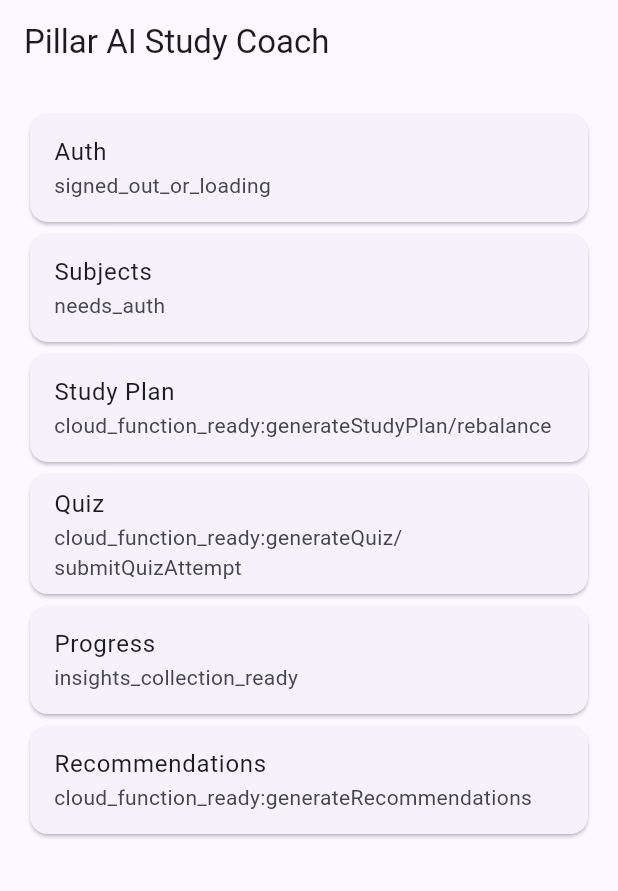
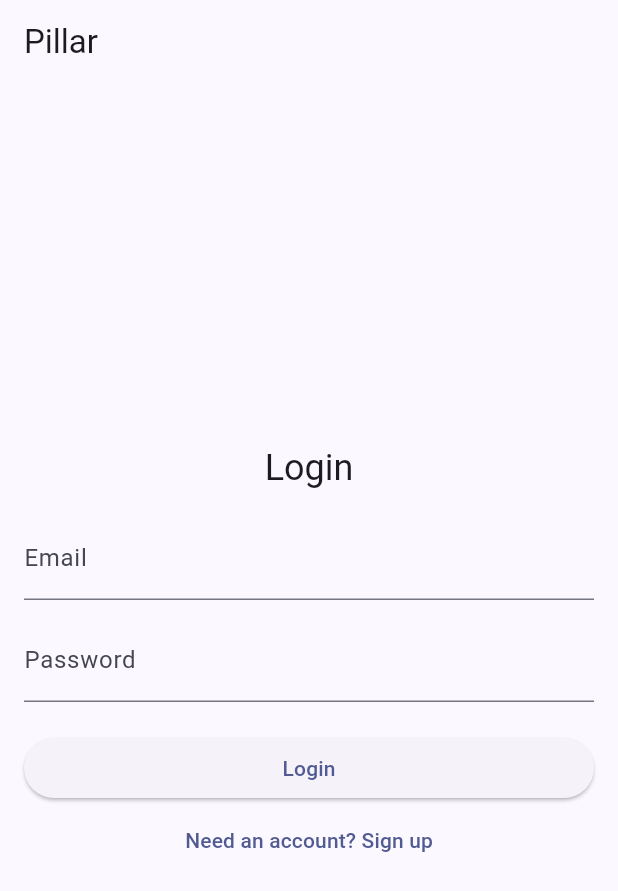
Before and after one commit to fatimaAlku/Pillar, a Flutter app: the screen it shows after launch, on a phone screen of 412 x 824 dp. Shown: the top 891 px of the screen. Run offline on Flutter 3.47's test engine with Material 3 defaults, Android fonts, the phone set to English and light mode, and no system bars; our stand-ins replace cloud_firestore, cloud_functions, firebase_auth, firebase_core, firebase_storage, flutter_riverpod; accounts and stored records are empty.

Commit message:
added architecture layers

```diff
--- a/apps/study_coach/lib/app/app.dart
+++ b/apps/study_coach/lib/app/app.dart
@@ -1,12 +1,10 @@
 import 'package:flutter/material.dart';
 import 'package:flutter_riverpod/flutter_riverpod.dart';
 
-import '../features/auth/presentation/controllers/auth_controller.dart';
-import '../features/progress/presentation/controllers/progress_controller.dart';
-import '../features/quizzes/presentation/controllers/quiz_controller.dart';
-import '../features/recommendations/presentation/controllers/recommendations_controller.dart';
-import '../features/study_plan/presentation/controllers/study_plan_controller.dart';
-import '../features/subjects/presentation/controllers/subjects_controller.dart';
+import '../core/state/app_providers.dart';
+import '../features/auth/presentation/screens/auth_screen.dart';
+import '../features/dashboard/presentation/screens/dashboard_screen.dart';
+import 'splash_screen.dart';
 
 class StudyCoachApp extends StatelessWidget {
   const StudyCoachApp({super.key});
@@ -20,56 +18,21 @@ class StudyCoachApp extends StatelessWidget {
         colorScheme: ColorScheme.fromSeed(seedColor: Colors.indigo),
         useMaterial3: true,
       ),
-      home: const _HomePage(),
+      home: const _AuthGate(),
     );
   }
 }
 
-class _HomePage extends ConsumerWidget {
-  const _HomePage();
+class _AuthGate extends ConsumerWidget {
+  const _AuthGate();
 
   @override
   Widget build(BuildContext context, WidgetRef ref) {
-    final authState = ref.watch(authControllerProvider);
-    final subjectsState = ref.watch(subjectsControllerProvider);
-    final planState = ref.watch(studyPlanControllerProvider);
-    final quizState = ref.watch(quizControllerProvider);
-    final progressState = ref.watch(progressControllerProvider);
-    final recommendationsState = ref.watch(recommendationsControllerProvider);
-
-    return Scaffold(
-      appBar: AppBar(title: const Text('Pillar AI Study Coach')),
-      body: ListView(
-        padding: const EdgeInsets.all(16),
-        children: [
-          _StatusTile(title: 'Auth', status: authState.status),
-          _StatusTile(title: 'Subjects', status: subjectsState.status),
-          _StatusTile(title: 'Study Plan', status: planState.status),
-          _StatusTile(title: 'Quiz', status: quizState.status),
-          _StatusTile(title: 'Progress', status: progressState.status),
-          _StatusTile(
-            title: 'Recommendations',
-            status: recommendationsState.status,
-          ),
-        ],
-      ),
+    final authUser = ref.watch(currentAuthUserProvider);
+    return authUser.when(
+      data: (user) => user == null ? const AuthScreen() : const DashboardScreen(),
+      loading: () => const SplashScreen(),
+      error: (_, __) => const AuthScreen(),
     );
   }
 }
-
-class _StatusTile extends StatelessWidget {
-  const _StatusTile({required this.title, required this.status});
-
-  final String title;
-  final String status;
-
-  @override
-  Widget build(BuildContext context) {
-    return Card(
-      child: ListTile(
-        title: Text(title),
-        subtitle: Text(status),
-      ),
-    );
-  }
-}
--- a/apps/study_coach/lib/features/auth/data/repositories/auth_repository_impl.dart
+++ b/apps/study_coach/lib/features/auth/data/repositories/auth_repository_impl.dart
@@ -17,4 +17,31 @@ class AuthRepositoryImpl implements AuthRepository {
       return AuthUser(uid: user.uid, email: user.email);
     });
   }
+
+  @override
+  Future<void> signInWithEmailAndPassword({
+    required String email,
+    required String password,
+  }) async {
+    await _firebaseAuth.signInWithEmailAndPassword(
+      email: email,
+      password: password,
+    );
+  }
+
+  @override
+  Future<void> createUserWithEmailAndPassword({
+    required String email,
+    required String password,
+  }) async {
+    await _firebaseAuth.createUserWithEmailAndPassword(
+      email: email,
+      password: password,
+    );
+  }
+
+  @override
+  Future<void> signOut() async {
+    await _firebaseAuth.signOut();
+  }
 }
--- a/apps/study_coach/lib/features/auth/domain/repositories/auth_repository.dart
+++ b/apps/study_coach/lib/features/auth/domain/repositories/auth_repository.dart
@@ -2,4 +2,13 @@ import '../entities/auth_user.dart';
 
 abstract class AuthRepository {
   Stream<AuthUser?> watchAuthUser();
+  Future<void> signInWithEmailAndPassword({
+    required String email,
+    required String password,
+  });
+  Future<void> createUserWithEmailAndPassword({
+    required String email,
+    required String password,
+  });
+  Future<void> signOut();
 }
--- a/apps/study_coach/lib/features/auth/presentation/controllers/auth_controller.dart
+++ b/apps/study_coach/lib/features/auth/presentation/controllers/auth_controller.dart
@@ -1,4 +1,5 @@
 import 'package:flutter_riverpod/flutter_riverpod.dart';
+import 'package:firebase_auth/firebase_auth.dart';
 
 import '../../../../core/state/app_providers.dart';
 import '../../../../core/state/feature_state.dart';
@@ -9,3 +10,102 @@ final authControllerProvider = Provider<FeatureState>((ref) {
   final status = user == null ? 'signed_out_or_loading' : 'signed_in';
   return FeatureState(status);
 });
+
+class AuthFormState {
+  const AuthFormState({
+    this.isLoading = false,
+    this.errorMessage,
+  });
+
+  final bool isLoading;
+  final String? errorMessage;
+
+  AuthFormState copyWith({
+    bool? isLoading,
+    String? errorMessage,
+    bool clearError = false,
+  }) {
+    return AuthFormState(
+      isLoading: isLoading ?? this.isLoading,
+      errorMessage: clearError ? null : (errorMessage ?? this.errorMessage),
+    );
+  }
+}
+
+final authFormControllerProvider =
+    StateNotifierProvider<AuthFormController, AuthFormState>((ref) {
+  return AuthFormController(ref);
+});
+
+class AuthFormController extends StateNotifier<AuthFormState> {
+  AuthFormController(this._ref) : super(const AuthFormState());
+
+  final Ref _ref;
+
+  Future<void> signIn({
+    required String email,
+    required String password,
+  }) async {
+    await _runAuthAction(() async {
+      await _ref.read(authRepositoryProvider).signInWithEmailAndPassword(
+            email: email.trim(),
+            password: password,
+          );
+    });
+  }
+
+  Future<void> signUp({
+    required String email,
+    required String password,
+  }) async {
+    await _runAuthAction(() async {
+      await _ref.read(authRepositoryProvider).createUserWithEmailAndPassword(
+            email: email.trim(),
+            password: password,
+          );
+    });
+  }
+
+  Future<void> signOut() async {
+    await _ref.read(authRepositoryProvider).signOut();
+  }
+
+  void clearError() {
+    state = state.copyWith(clearError: true);
+  }
+
+  Future<void> _runAuthAction(Future<void> Function() action) async {
+    state = state.copyWith(isLoading: true, clearError: true);
+    try {
+      await action();
+      state = state.copyWith(isLoading: false, clearError: true);
+    } on FirebaseAuthException catch (e) {
+      state = state.copyWith(
+        isLoading: false,
+        errorMessage: _mapFirebaseAuthError(e.code),
+      );
+    } catch (_) {
+      state = state.copyWith(
+        isLoading: false,
+        errorMessage: 'Something went wrong. Please try again.',
+      );
+    }
+  }
+
+  String _mapFirebaseAuthError(String code) {
+    switch (code) {
+      case 'invalid-email':
+        return 'Please enter a valid email address.';
+      case 'invalid-credential':
+      case 'wrong-password':
+      case 'user-not-found':
+        return 'Email or password is incorrect.';
+      case 'email-already-in-use':
+        return 'This email is already registered.';
+      case 'weak-password':
+        return 'Password is too weak (minimum 6 characters).';
+      default:
+        return 'Authentication failed. Please try again.';
+    }
+  }
+}
--- /dev/null
+++ b/apps/study_coach/lib/features/auth/presentation/screens/auth_screen.dart
@@ -0,0 +1,143 @@
+import 'package:flutter/material.dart';
+import 'package:flutter_riverpod/flutter_riverpod.dart';
+
+import '../controllers/auth_controller.dart';
+
+class AuthScreen extends ConsumerStatefulWidget {
+  const AuthScreen({super.key});
+
+  @override
+  ConsumerState<AuthScreen> createState() => _AuthScreenState();
+}
+
+class _AuthScreenState extends ConsumerState<AuthScreen> {
+  final _formKey = GlobalKey<FormState>();
+  final _emailController = TextEditingController();
+  final _passwordController = TextEditingController();
+  bool _isSignUp = false;
+
+  @override
+  void dispose() {
+    _emailController.dispose();
+    _passwordController.dispose();
+    super.dispose();
+  }
+
+  @override
+  Widget build(BuildContext context) {
+    final authFormState = ref.watch(authFormControllerProvider);
+
+    ref.listen<AuthFormState>(authFormControllerProvider, (previous, next) {
+      if (next.errorMessage != null &&
+          next.errorMessage != previous?.errorMessage) {
+        ScaffoldMessenger.of(context).showSnackBar(
+          SnackBar(content: Text(next.errorMessage!)),
+        );
+      }
+    });
+
+    return Scaffold(
+      appBar: AppBar(title: const Text('Pillar')),
+      body: Center(
+        child: ConstrainedBox(
+          constraints: const BoxConstraints(maxWidth: 420),
+          child: Padding(
+            padding: const EdgeInsets.all(16),
+            child: Form(
+              key: _formKey,
+              child: Column(
+                mainAxisSize: MainAxisSize.min,
+                children: [
+                  Text(
+                    _isSignUp ? 'Create account' : 'Login',
+                    style: Theme.of(context).textTheme.headlineSmall,
+                  ),
+                  const SizedBox(height: 16),
+                  TextFormField(
+                    controller: _emailController,
+                    keyboardType: TextInputType.emailAddress,
+                    decoration: const InputDecoration(labelText: 'Email'),
+                    validator: (value) {
+                      final email = value?.trim() ?? '';
+                      if (email.isEmpty) {
+                        return 'Email is required';
+                      }
+                      if (!email.contains('@')) {
+                        return 'Enter a valid email';
+                      }
+                      return null;
+                    },
+                  ),
+                  const SizedBox(height: 12),
+                  TextFormField(
+                    controller: _passwordController,
+                    obscureText: true,
+                    decoration: const InputDecoration(labelText: 'Password'),
+                    validator: (value) {
+                      final password = value ?? '';
+                      if (password.isEmpty) {
+                        return 'Password is required';
+                      }
+                      if (password.length < 6) {
+                        return 'Minimum 6 characters';
+                      }
+                      return null;
+                    },
+                  ),
+                  const SizedBox(height: 20),
+                  SizedBox(
+                    width: double.infinity,
+                    child: ElevatedButton(
+                      onPressed: authFormState.isLoading ? null : _submit,
+                      child: authFormState.isLoading
+                          ? const SizedBox(
+                              height: 18,
+                              width: 18,
+                              child: CircularProgressIndicator(strokeWidth: 2),
+                            )
+                          : Text(_isSignUp ? 'Sign up' : 'Login'),
+                    ),
+                  ),
+                  TextButton(
+                    onPressed: authFormState.isLoading
+                        ? null
+                        : () {
+                            setState(() => _isSignUp = !_isSignUp);
+                            ref.read(authFormControllerProvider.notifier)
+                                .clearError();
+                          },
+                    child: Text(
+                      _isSignUp
+                          ? 'Already have an account? Login'
+                          : 'Need an account? Sign up',
+                    ),
+                  ),
+                ],
+              ),
+            ),
+          ),
+        ),
+      ),
+    );
+  }
+
+  Future<void> _submit() async {
+    if (!_formKey.currentState!.validate()) {
+      return;
+    }
+
+    final controller = ref.read(authFormControllerProvider.notifier);
+    if (_isSignUp) {
+      await controller.signUp(
+        email: _emailController.text,
+        password: _passwordController.text,
+      );
+      return;
+    }
+
+    await controller.signIn(
+      email: _emailController.text,
+      password: _passwordController.text,
+    );
+  }
+}
```
Also changed, not shown: apps/study_coach/lib/app/splash_screen.dart (added, +62 -0 lines), apps/study_coach/lib/features/dashboard/presentation/screens/dashboard_screen.dart (added, +67 -0 lines), 1 other file.
